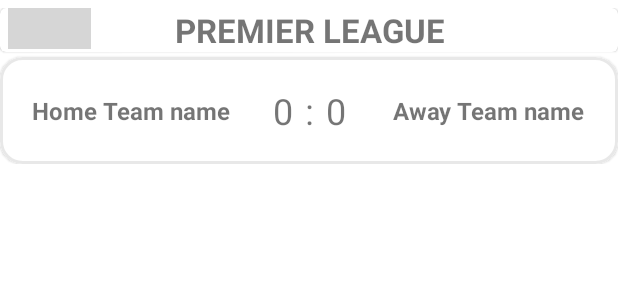
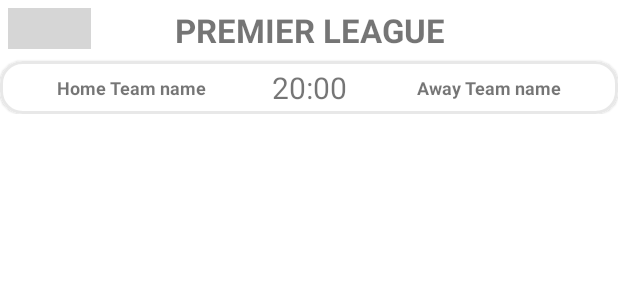
Before and after one commit to Immathew/FootballFanApp, an Android app: the layout upcoming_matches_row_layout.xml on its own in the app's theme, with its tools: preview values and no code run, on a phone screen of 412 x 824 dp. Shown: the top 300 px of the screen. Run offline under Robolectric (Android 15) with nearby library versions, the phone set to English and light mode, and no system bars; network calls fail; grey boxes are pictures that could not be loaded.

Commit message:
updated UpcomingMatches layout

```diff
--- a/app/build.gradle
+++ b/app/build.gradle
@@ -12,7 +12,7 @@
 
     defaultConfig {
         applicationId "com.example.footballfanapp"
-        minSdkVersion 24
+        minSdkVersion 23
         targetSdkVersion 30
         versionCode 1
         versionName "1.0"
--- a/app/src/main/java/com/example/footballfanapp/models/Score.kt
+++ b/app/src/main/java/com/example/footballfanapp/models/Score.kt
@@ -6,6 +6,6 @@
 data class Score(
     @SerializedName("fullTime")
     val fullTime: FullTime?,
-    @SerializedName("halfTime")
-    val halfTime: HalfTime?,
+//    @SerializedName("halfTime")
+//    val halfTime: HalfTime?,
 )
--- a/app/src/main/java/com/example/footballfanapp/ui/fragments/upcomingMatches/UpcomingMatches.kt
+++ b/app/src/main/java/com/example/footballfanapp/ui/fragments/upcomingMatches/UpcomingMatches.kt
@@ -46,6 +46,10 @@
         binding.upcomingMatchesRecyclerView.layoutManager = LinearLayoutManager(requireContext())
 
 
+        binding.YesterdayChip.setOnClickListener {
+            upcomingMatchesViewModel.setYesterdayDate()
+            requestApiData()
+        }
         binding.todayChip.setOnClickListener {
             upcomingMatchesViewModel.setTodayDate()
             requestApiData()
--- a/app/src/main/res/layout/upcoming_matches_row_layout.xml
+++ b/app/src/main/res/layout/upcoming_matches_row_layout.xml
@@ -17,49 +17,45 @@
         android:layout_marginTop="5dp"
         android:layout_marginBottom="5dp">
 
-        <com.google.android.material.card.MaterialCardView
-            android:id="@+id/upcomingMatches_header_cardView"
-            android:layout_width="match_parent"
-            android:layout_height="wrap_content"
-            android:orientation="horizontal"
-            android:layout_marginBottom="3dp"
-            app:layout_constraintBottom_toTopOf="@+id/upcomingMatches_row_cardView"
-            app:layout_constraintEnd_toEndOf="@id/upcomingMatches_row_cardView"
-            app:layout_constraintStart_toStartOf="@id/upcomingMatches_row_cardView"
-            app:layout_constraintTop_toTopOf="parent">
 
         <TextView
             android:id="@+id/upcomingMatchesLeagueName_textView"
             android:layout_width="match_parent"
             android:layout_height="match_parent"
+            android:layout_marginBottom="6dp"
             android:gravity="center"
             android:text="@{match.competition.name}"
             android:textSize="22sp"
             android:textStyle="bold"
+            app:layout_constraintBottom_toTopOf="@+id/upcomingMatches_row_cardView"
+            app:layout_constraintEnd_toEndOf="parent"
+            app:layout_constraintHorizontal_bias="0.5"
+            app:layout_constraintStart_toStartOf="parent"
+            app:layout_constraintTop_toTopOf="parent"
             tools:text="PREMIER LEAGUE" />
 
         <ImageView
             android:id="@+id/upcomingMatches_leagueFlag_imageView"
+            loadImageFromUrl="@{match.competition.area.ensignUrl}"
             android:layout_width="55dp"
             android:layout_height="27dp"
             android:layout_marginStart="5dp"
-                loadImageFromUrl="@{match.competition.area.ensignUrl}"
+            app:layout_constraintStart_toStartOf="parent"
+            app:layout_constraintTop_toTopOf="parent"
             tools:srcCompat="@tools:sample/avatars" />
 
-        </com.google.android.material.card.MaterialCardView>
 
         <com.google.android.material.card.MaterialCardView
             android:id="@+id/upcomingMatches_row_cardView"
             android:layout_width="match_parent"
             android:layout_height="wrap_content"
-            android:padding="2dp"
             app:cardCornerRadius="15dp"
+            app:strokeWidth="2dp"
             app:layout_constraintBottom_toBottomOf="parent"
             app:layout_constraintEnd_toEndOf="parent"
             app:layout_constraintHorizontal_bias="0.5"
             app:layout_constraintStart_toStartOf="parent"
-            app:strokeColor="@color/lightMediumGray"
-            app:strokeWidth="2dp">
+            app:strokeColor="@color/lightMediumGray">
 
             <androidx.constraintlayout.widget.ConstraintLayout
                 android:layout_width="match_parent"
@@ -72,6 +68,7 @@
                     android:layout_height="wrap_content"
                     android:text="@string/colon"
                     android:textSize="24sp"
+                    android:visibility="invisible"
                     app:layout_constraintBottom_toBottomOf="parent"
                     app:layout_constraintEnd_toEndOf="parent"
                     app:layout_constraintStart_toStartOf="parent"
@@ -84,6 +81,7 @@
                     android:layout_marginEnd="8dp"
                     android:text="@{String.valueOf(match.score.fullTime.homeTeam)}"
                     android:textSize="24sp"
+                    android:visibility="invisible"
                     app:layout_constraintBottom_toBottomOf="@id/colon_textView"
                     app:layout_constraintEnd_toStartOf="@id/colon_textView"
                     app:layout_constraintTop_toTopOf="@id/colon_textView"
@@ -96,33 +94,37 @@
                     android:layout_marginStart="8dp"
                     android:text="@{String.valueOf(match.score.fullTime.awayTeam)}"
                     android:textSize="24sp"
+                    android:visibility="invisible"
                     app:layout_constraintBottom_toBottomOf="@id/colon_textView"
                     app:layout_constraintStart_toEndOf="@+id/colon_textView"
                     app:layout_constraintTop_toTopOf="@id/colon_textView"
                     tools:text="0" />
 
                 <TextView
+                    android:id="@+id/testingMatchTime_textView"
+                    displayMatchTime="@{match.utcDate}"
                     android:layout_width="wrap_content"
                     android:layout_height="wrap_content"
-                    android:layout_marginTop="2dp"
-                    displayMatchTime = "@{match.utcDate}"
-                    android:textSize="14sp"
-                    android:textStyle="bold|italic"
-                    app:layout_constraintBottom_toTopOf="@+id/colon_textView"
-                    app:layout_constraintEnd_toEndOf="@+id/colon_textView"
-                    app:layout_constraintStart_toStartOf="@+id/colon_textView"
-                    tools:ignore="SmallSp" />
+                    android:layout_marginTop="4dp"
+                    android:layout_marginBottom="4dp"
+                    android:textSize="20sp"
+                    app:layout_constraintBottom_toBottomOf="parent"
+                    app:layout_constraintEnd_toStartOf="@+id/awayTeam_name_textView"
+                    app:layout_constraintStart_toEndOf="@+id/homeTeam_name_textView"
+                    app:layout_constraintTop_toTopOf="parent"
+                    tools:text="20:00" />
+
 
                 <TextView
                     android:id="@+id/homeTeam_name_textView"
-                    android:layout_width="150dp"
+                    android:layout_width="125dp"
                     android:layout_height="wrap_content"
                     android:layout_marginEnd="8dp"
                     android:ellipsize="end"
                     android:gravity="center"
                     android:maxLines="2"
                     android:text="@{match.homeTeam.name}"
-                    android:textSize="16sp"
+                    android:textSize="12sp"
                     android:textStyle="bold"
                     app:layout_constraintBottom_toBottomOf="@+id/homeTeam_score_textView"
                     app:layout_constraintEnd_toStartOf="@+id/homeTeam_score_textView"
@@ -132,14 +134,14 @@
 
                 <TextView
                     android:id="@+id/awayTeam_name_textView"
-                    android:layout_width="150dp"
+                    android:layout_width="125dp"
                     android:layout_height="wrap_content"
                     android:layout_marginStart="8dp"
                     android:ellipsize="end"
                     android:gravity="center"
                     android:maxLines="2"
                     android:text="@{match.awayTeam.name}"
-                    android:textSize="16sp"
+                    android:textSize="12sp"
                     android:textStyle="bold"
                     app:layout_constraintBottom_toBottomOf="@+id/awayTeam_score_textView"
                     app:layout_constraintEnd_toEndOf="parent"
```
Also changed, not shown: app/src/main/java/com/example/footballfanapp/adapters/UpcomingMatchesAdapter.kt (+29 -3 lines), app/src/main/java/com/example/footballfanapp/bindingAdapters/UpcomingMatchesRowBinding.kt (+7 -0 lines), app/src/main/java/com/example/footballfanapp/viewModels/UpcomingMatchesViewModel.kt (+6 -1 lines), app/src/main/res/layout/fragment_upcoming_matches.xml (+18 -7 lines). Lines whose indentation alone changed are shown as unchanged.
